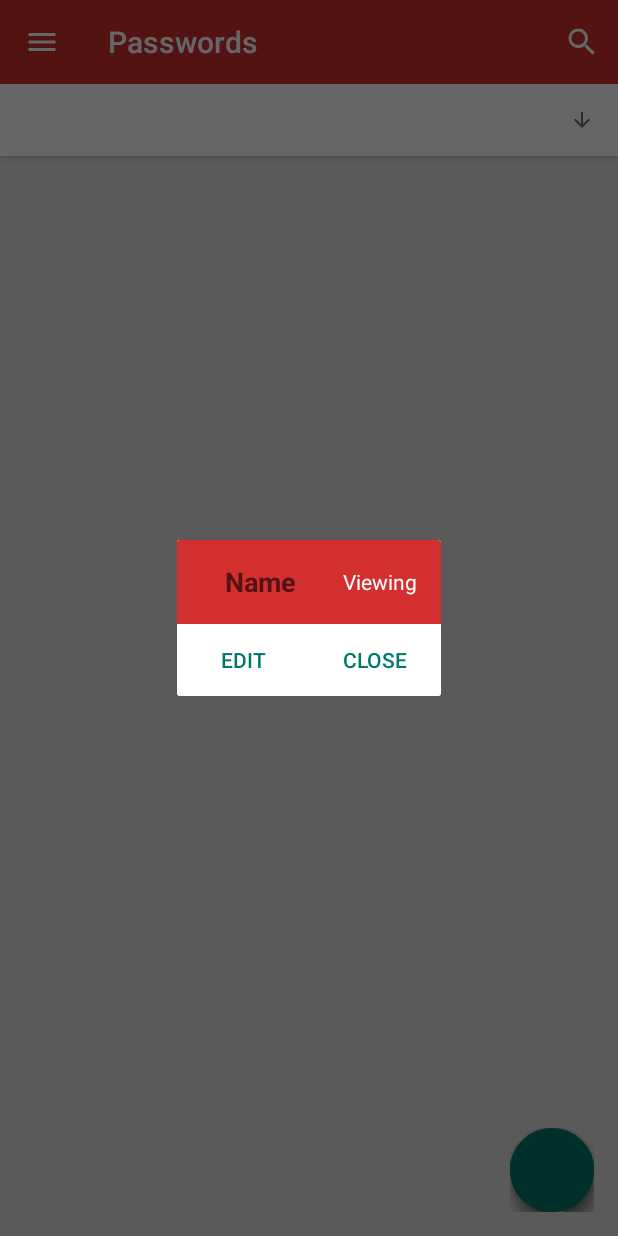
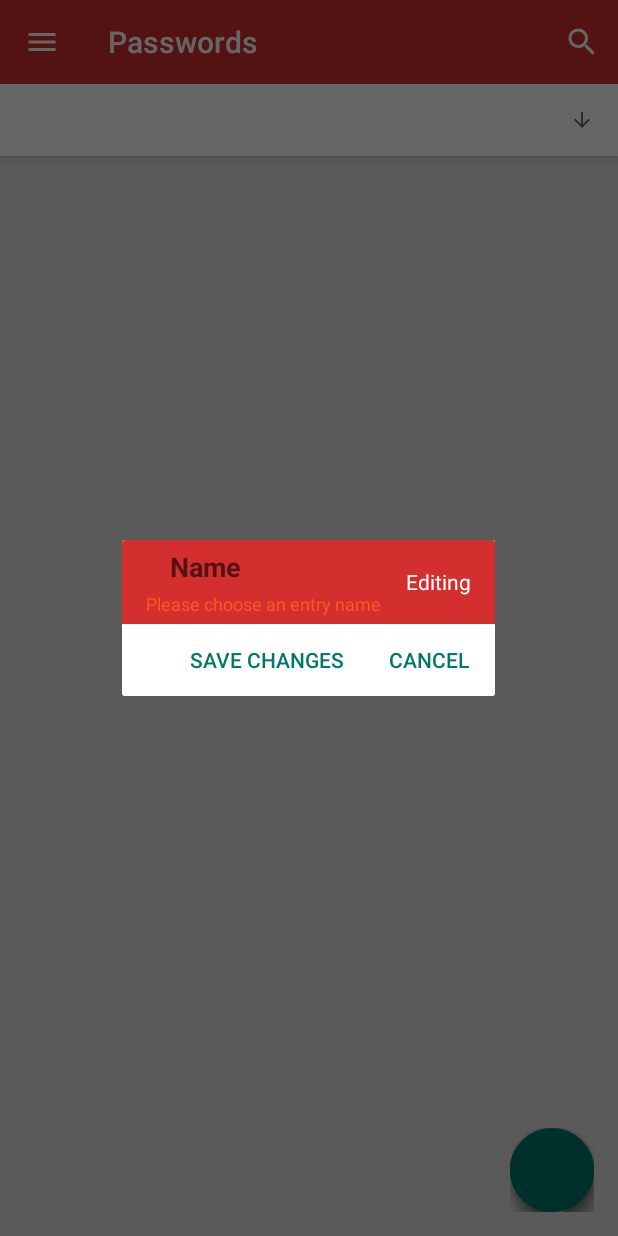
Before and after one commit to davejbax/letmepass, an Android app: the fragment EntryDialogFragment placed in its activity, after a tap on "SAVE CHANGES", on a phone screen of 412 x 824 dp. Run offline under Robolectric (Android 15) with nearby library versions, the phone set to English and light mode, and no system bars; our stand-ins replace data binding; libraries missing offline, so code that uses them is left out: android.arch.core; plain views replace FloatingActionButton, FloatingActionsMenu; 25 statements that could not run were skipped; 1 other tap on this screen came first.

Commit message:
Add validation missing from entry dialogs

```diff
--- a/app/src/main/java/uk/co/davidbaxter/letmepass/presentation/EntryDialogViewModel.java
+++ b/app/src/main/java/uk/co/davidbaxter/letmepass/presentation/EntryDialogViewModel.java
@@ -67,8 +67,13 @@ public class EntryDialogViewModel extends ViewModel {
      */
     private MutableLiveData<PasswordDatabaseEntry> workingEntry = new MutableLiveData<>();
 
-    private MutableLiveData<PasswordFlags> passwordFlags =
-            new MutableLiveData<>();
+    /**
+     * Current password flags; view should be bound to this to update UI with new flags, e.g.
+     */
+    private MutableLiveData<PasswordFlags> passwordFlags = new MutableLiveData<>();
+
+    /**/
+    private MutableLiveData<ValidationError> validationError = new MutableLiveData<>();
 
     /**
      * Container holding the original entry to be edited. The entry held in this container need not
@@ -127,6 +132,14 @@ public class EntryDialogViewModel extends ViewModel {
      */
     public LiveData<Void> getCloseEvent() {
         return this.closeEvent;
+    }
+
+    /**
+     * Gets the current validation error that should be displayed
+     * @return Validation error live data
+     */
+    public LiveData<ValidationError> getValidationError() {
+        return validationError;
     }
 
     /**
@@ -266,7 +279,19 @@ public class EntryDialogViewModel extends ViewModel {
      * (i.e. not editable).
      */
     public void onSave() {
-        // TODO: validate
+        // Validate: we can't have a blank entry name
+        if (this.workingEntry.getValue() == null
+            || this.workingEntry.getValue().name.isEmpty()) {
+            validationError.postValue(ValidationError.ENTRY_NAME_BLANK);
+            return;
+        // Validate: password should not be blank
+        } else if (this.container.getEntry().getType().equals(PasswordEntry.TYPE)
+                && ((PasswordEntry) this.workingEntry.getValue()).password.isEmpty()) {
+            validationError.postValue(ValidationError.PASSWORD_BLANK);
+            return;
+        }
+
+        this.validationError.postValue(null);
 
         // Update the container's entry with our working entry, 'saving' our changes to it.
         this.container.getEntry().fromCopy(this.workingEntry.getValue());
@@ -329,4 +354,9 @@ public class EntryDialogViewModel extends ViewModel {
 
     }
 
+    public enum ValidationError {
+        ENTRY_NAME_BLANK,
+        PASSWORD_BLANK
+    }
+
 }
--- a/app/src/main/java/uk/co/davidbaxter/letmepass/ui/EntryDialogFragment.java
+++ b/app/src/main/java/uk/co/davidbaxter/letmepass/ui/EntryDialogFragment.java
@@ -7,6 +7,7 @@ import android.databinding.DataBindingUtil;
 import android.databinding.ViewDataBinding;
 import android.os.Bundle;
 import android.support.annotation.Nullable;
+import android.support.design.widget.TextInputLayout;
 import android.support.v4.app.DialogFragment;
 import android.util.Pair;
 import android.view.LayoutInflater;
@@ -129,7 +130,7 @@ public class EntryDialogFragment extends DialogFragment {
         containerGroup.removeAllViews();
 
         // Inflate the child view, and attach it to the editor container
-        ViewDataBinding childBinding = DataBindingUtil.inflate(
+        final ViewDataBinding childBinding = DataBindingUtil.inflate(
                 inflater,
                 getChildLayoutId(),
                 containerGroup,
@@ -142,6 +143,48 @@ public class EntryDialogFragment extends DialogFragment {
         childBinding.setLifecycleOwner(this);
         childBinding.setVariable(BR.entry, this.viewModel.getWorkingEntry());
         childBinding.setVariable(BR.viewModel, this.viewModel);
+
+        // Observe for validation errors
+        this.viewModel.getValidationError().observe(this, new Observer<EntryDialogViewModel.ValidationError>() {
+            @Override
+            public void onChanged(@Nullable EntryDialogViewModel.ValidationError validationError) {
+                TextInputLayout nameInput = (TextInputLayout)
+                        root.findViewById(R.id.editLayoutEntryName);
+                TextInputLayout passwordInput = null;
+
+                // Check to see if we're editing a password
+                if (EntryDialogFragment.this.container.getEntry().getType().equals(
+                        PasswordEntry.TYPE)) {
+                    // Set password input layout if we have one
+                    passwordInput = (TextInputLayout) childBinding.getRoot().findViewById(
+                            R.id.editLayoutEntryPassword);
+                }
+
+                // If we have a null error, clear the error
+                if (validationError == null) {
+                    nameInput.setError(null);
+                    nameInput.setErrorEnabled(false);
+                    if (passwordInput != null) {
+                        passwordInput.setError(null);
+                        passwordInput.setErrorEnabled(false);
+                    }
+                    return;
+                }
+
+                switch (validationError) {
+                    case ENTRY_NAME_BLANK:
+                        nameInput.setErrorEnabled(true);
+                        nameInput.setError(getString(R.string.entry_dialog_name_empty));
+                        break;
+                    case PASSWORD_BLANK:
+                        if (passwordInput == null)
+                            break;
+                        passwordInput.setErrorEnabled(true);
+                        passwordInput.setError(getString(R.string.entry_dialog_password_empty));
+                        break;
+                }
+            }
+        });
 
         return root;
     }
--- a/app/src/main/java/uk/co/davidbaxter/letmepass/ui/MainActivity.java
+++ b/app/src/main/java/uk/co/davidbaxter/letmepass/ui/MainActivity.java
@@ -43,6 +43,7 @@ import uk.co.davidbaxter.letmepass.presentation.DisplayMode;
 import uk.co.davidbaxter.letmepass.presentation.MainViewModel;
 import uk.co.davidbaxter.letmepass.presentation.PasswordDatabaseEntryContainer;
 import uk.co.davidbaxter.letmepass.presentation.SortingCriteria;
+import uk.co.davidbaxter.letmepass.security.SecurityServices;
 import uk.co.davidbaxter.letmepass.util.Triplet;
 
 public class MainActivity extends AppCompatActivity implements
@@ -65,6 +66,9 @@ public class MainActivity extends AppCompatActivity implements
     @Override
     protected void onCreate(Bundle savedInstanceState) {
         super.onCreate(savedInstanceState);
+
+        // Initialize security services
+        SecurityServices.initialize(getApplicationContext());
 
         // Set whether we are a large screen/device or not
         this.largeScreen = getResources().getBoolean(R.bool.large_layout);
--- a/app/src/main/res/layout/component_editor_password.xml
+++ b/app/src/main/res/layout/component_editor_password.xml
@@ -28,6 +28,7 @@
             android:text="@string/label_entry_password" />
 
         <android.support.design.widget.TextInputLayout
+            android:id="@+id/editLayoutEntryPassword"
             android:layout_width="match_parent"
             android:layout_height="wrap_content"
             android:layout_gravity="center_horizontal"
--- a/app/src/main/res/layout/fragment_entry_dialog.xml
+++ b/app/src/main/res/layout/fragment_entry_dialog.xml
@@ -39,11 +39,17 @@
                 app:imageResource="@{viewModel.getIconId()}" />
 
             <!-- Title of entry -->
-            <EditText
+            <android.support.design.widget.TextInputLayout
+                android:id="@+id/editLayoutEntryName"
                 android:layout_width="0dp"
+                android:layout_weight="1"
                 android:layout_height="wrap_content"
+                app:hintEnabled="false">
+                <android.support.design.widget.TextInputEditText
+                    android:layout_width="match_parent"
+                    android:layout_height="wrap_content"
+                    android:layout_marginTop="8dp"
                     android:layout_marginLeft="@dimen/view_padding"
-                android:layout_weight="1"
                     android:enabled="@{viewModel.getEditable()}"
                     android:hint="@string/hint_entry_name"
                     android:text="@={entry.name}"
@@ -53,6 +59,7 @@
                     android:textStyle="bold"
                     android:inputType="text"
                     android:background="@null" />
+            </android.support.design.widget.TextInputLayout>
 
             <!-- Indicator of whether we are editing or viewing -->
             <TextView
--- a/app/src/main/res/values/strings.xml
+++ b/app/src/main/res/values/strings.xml
@@ -158,6 +158,8 @@
     <string name="entry_dialog_close_btn">Close</string>
     <string name="entry_dialog_generate_btn">Generate password</string>
     <string name="entry_dialog_breach_check">Check breaches</string>
+    <string name="entry_dialog_name_empty">Please choose an entry name</string>
+    <string name="entry_dialog_password_empty">Please enter a password</string>
 
     <string name="label_entry_name">Name</string>
     <string name="hint_entry_name">Name</string>
```
Lines whose indentation alone changed are shown as unchanged.
